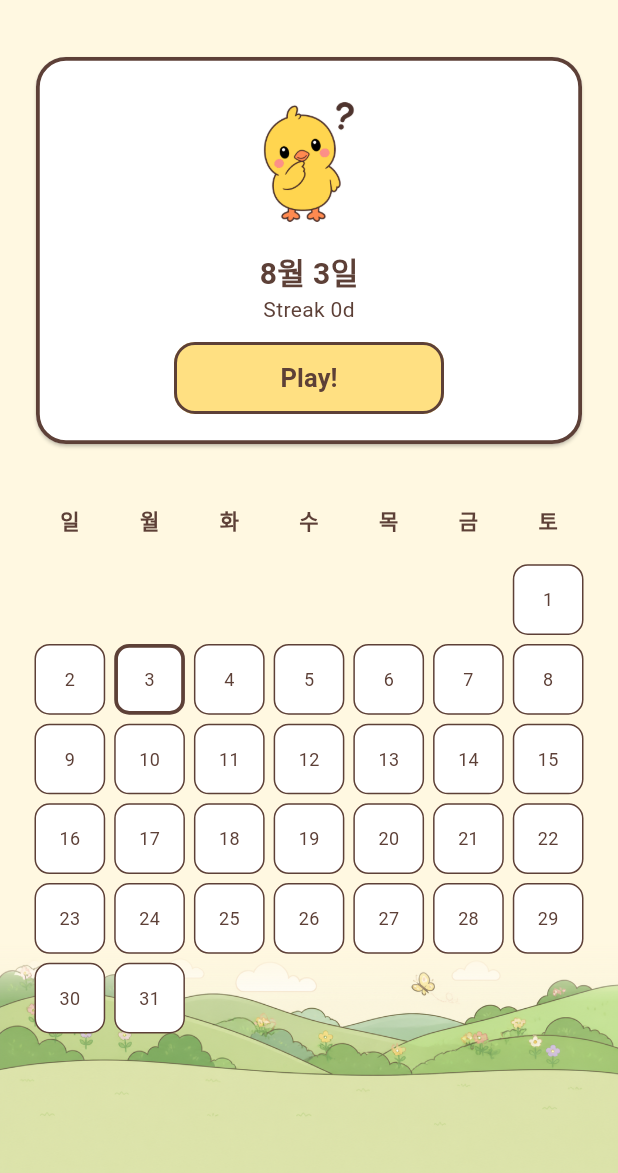
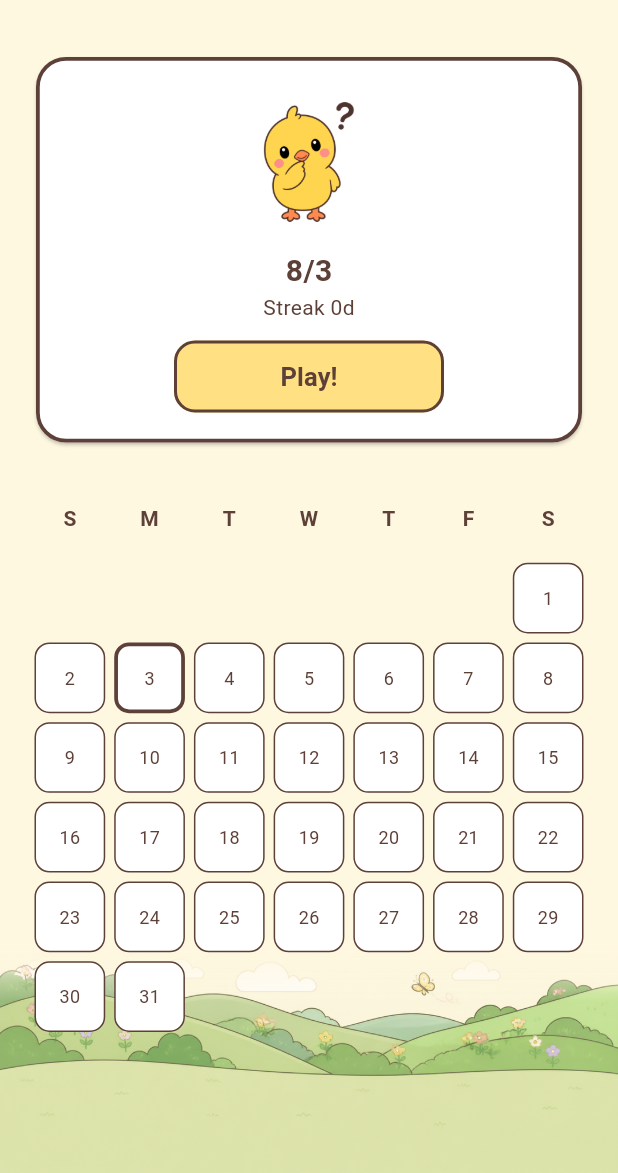
Before and after one commit to Yongminlee2/PiyakPush, a Flutter app: the DailyScreen screen opened directly, on a phone screen of 412 x 824 dp, the part 63-1236 px from its top. Run offline on Flutter 3.47's test engine with Material 3 defaults, Android fonts, the phone set to English and light mode, and no system bars; our stand-ins replace audioplayers, shared_preferences; accounts and stored records are empty; Roboto replaces fonts that are missing (Jua).

Commit message:
출시 점검: 남아 있던 한국어 하드코딩 제거 + 확인용 스위치 숨김
- 데일리 화면의 날짜와 요일이 코드에 한국어로 박혀 있었다
  언어마다 순서도 다르다(8월 4일 / 8/4 / 4.8.) -> 12개 언어로 이관
- 스티커 이름 24개는 툴팁뿐이라 번역 대신 툴팁 제거
- 설정의 '모든 챕터 열기(확인용)'가 배포판에 노출되고 있었다 -> kDebugMode
- 부팅 테스트가 옛 앱 이름을 찾다 실패 -> S 참조로 변경
- i18n_completeness_test.dart 추가: 번역 누락·자리표시자 유실·문구 길이 검사

정적 분석 0, 테스트 179개 통과, 번역 누락 0, 권한 0개

```diff
--- a/lib/ui/screens/daily_screen.dart
+++ b/lib/ui/screens/daily_screen.dart
@@ -102,7 +102,7 @@ class DailyScreen extends StatelessWidget {
                       ),
                       const SizedBox(height: 8),
                       Text(
-                        '${today.month}월 ${today.day}일',
+                        S.date(today.month, today.day),
                         style: const TextStyle(
                           fontSize: 20,
                           fontWeight: FontWeight.bold,
@@ -179,7 +179,7 @@ class DailyScreen extends StatelessWidget {
                 shrinkWrap: true,
                 physics: const NeverScrollableScrollPhysics(),
                 children: [
-                  for (final w in ['일', '월', '화', '수', '목', '금', '토'])
+                  for (final w in S.weekdays)
                     Center(
                       child: Text(
                         w,
--- a/lib/ui/screens/sticker_book_screen.dart
+++ b/lib/ui/screens/sticker_book_screen.dart
@@ -40,9 +40,10 @@ class StickerBookScreen extends StatelessWidget {
               border: Border.all(color: PiyakColors.outline, width: 2),
             ),
             padding: const EdgeInsets.all(6),
+            // 스티커 이름은 한국어로만 있어 다른 언어에서 한글이 튀어나온다.
+            // 24개를 12개 언어로 옮길 값어치가 없어 그림만 보여 준다.
             child: unlocked
-                ? Tooltip(
-                    message: st.name, child: Image.asset(st.asset))
+                ? Image.asset(st.asset)
                 : Column(
                     mainAxisAlignment: MainAxisAlignment.center,
                     children: [
--- a/lib/ui/strings.dart
+++ b/lib/ui/strings.dart
@@ -96,6 +96,13 @@ abstract final class S {
   static String get dailyPlay => _('dailyPlay');
   static String get dailyDone => _('dailyDone');
   static String get dailyChallenge => _('dailyChallenge');
+
+  /// 언어마다 날짜 적는 순서가 다르다 (8월 4일 · 8/4 · 4/8 · 4.8.).
+  static String date(int month, int day) =>
+      _('dateFormat').replaceAll('{m}', '$month').replaceAll('{d}', '$day');
+
+  /// 달력 요일 머리글 7개, 일요일부터.
+  static List<String> get weekdays => _('weekdays').split(',');
   static String get streak => _('streak');
   static String get day => _('day');
 
--- a/lib/ui/strings_data.dart
+++ b/lib/ui/strings_data.dart
@@ -68,6 +68,8 @@ const kStrings = <String, Map<String, String>>{
     'language': '언어',
     'languageSystem': '기기 언어 따르기',
     'dailyTitle': '오늘의 퍼즐',
+    'dateFormat': '{m}월 {d}일',
+    'weekdays': '일,월,화,수,목,금,토',
     'dailyPlay': '도전!',
     'dailyDone': '오늘 퍼즐 완료!',
     'dailyChallenge': '일요일은 도전의 날!',
@@ -131,6 +133,8 @@ const kStrings = <String, Map<String, String>>{
     'language': 'Language',
     'languageSystem': 'Follow device language',
     'dailyTitle': "Today's puzzle",
+    'dateFormat': '{m}/{d}',
+    'weekdays': 'S,M,T,W,T,F,S',
     'dailyPlay': 'Play!',
     'dailyDone': "Today's puzzle done!",
     'dailyChallenge': 'Sunday is challenge day!',
@@ -194,6 +198,8 @@ const kStrings = <String, Map<String, String>>{
     'language': '言語',
     'languageSystem': '端末の言語に合わせる',
     'dailyTitle': '今日のパズル',
+    'dateFormat': '{m}月{d}日',
+    'weekdays': '日,月,火,水,木,金,土',
     'dailyPlay': '挑戦！',
     'dailyDone': '今日のパズル完了！',
     'dailyChallenge': '日曜日はチャレンジの日！',
@@ -257,6 +263,8 @@ const kStrings = <String, Map<String, String>>{
     'language': '语言',
     'languageSystem': '跟随设备语言',
     'dailyTitle': '今日谜题',
+    'dateFormat': '{m}月{d}日',
+    'weekdays': '日,一,二,三,四,五,六',
     'dailyPlay': '挑战！',
     'dailyDone': '今日谜题已完成！',
     'dailyChallenge': '星期日是挑战日！',
@@ -320,6 +328,8 @@ const kStrings = <String, Map<String, String>>{
     'language': 'Idioma',
     'languageSystem': 'Seguir idioma del dispositivo',
     'dailyTitle': 'Puzle de hoy',
+    'dateFormat': '{d}/{m}',
+    'weekdays': 'D,L,M,X,J,V,S',
     'dailyPlay': '¡Jugar!',
     'dailyDone': '¡Puzle de hoy completado!',
     'dailyChallenge': '¡El domingo es día de reto!',
@@ -385,6 +395,8 @@ const kStrings = <String, Map<String, String>>{
     'language': 'Langue',
     'languageSystem': 'Suivre la langue de l\'appareil',
     'dailyTitle': 'Puzzle du jour',
+    'dateFormat': '{d}/{m}',
+    'weekdays': 'D,L,M,M,J,V,S',
     'dailyPlay': 'Jouer !',
     'dailyDone': 'Puzzle du jour terminé !',
     'dailyChallenge': "Le dimanche, c'est le jour du défi !",
@@ -450,6 +462,8 @@ const kStrings = <String, Map<String, String>>{
     'language': 'Sprache',
     'languageSystem': 'Gerätesprache verwenden',
     'dailyTitle': 'Rätsel des Tages',
+    'dateFormat': '{d}.{m}.',
+    'weekdays': 'S,M,D,M,D,F,S',
     'dailyPlay': 'Los!',
     'dailyDone': 'Heutiges Rätsel geschafft!',
     'dailyChallenge': 'Sonntag ist Herausforderungstag!',
@@ -515,6 +529,8 @@ const kStrings = <String, Map<String, String>>{
     'language': 'Idioma',
     'languageSystem': 'Seguir idioma do aparelho',
     'dailyTitle': 'Quebra-cabeça de hoje',
+    'dateFormat': '{d}/{m}',
+    'weekdays': 'D,S,T,Q,Q,S,S',
     'dailyPlay': 'Jogar!',
     'dailyDone': 'Quebra-cabeça de hoje concluído!',
     'dailyChallenge': 'Domingo é dia de desafio!',
@@ -580,6 +596,8 @@ const kStrings = <String, Map<String, String>>{
     'language': 'Язык',
     'languageSystem': 'Как на устройстве',
     'dailyTitle': 'Головоломка дня',
+    'dateFormat': '{d}.{m}',
+    'weekdays': 'Вс,Пн,Вт,Ср,Чт,Пт,Сб',
     'dailyPlay': 'Играть!',
     'dailyDone': 'Головоломка дня пройдена!',
     'dailyChallenge': 'Воскресенье — день испытания!',
@@ -645,6 +663,8 @@ const kStrings = <String, Map<String, String>>{
     'language': 'ภาษา',
     'languageSystem': 'ตามภาษาเครื่อง',
     'dailyTitle': 'ปริศนาวันนี้',
+    'dateFormat': '{d}/{m}',
+    'weekdays': 'อา,จ,อ,พ,พฤ,ศ,ส',
     'dailyPlay': 'ลุย!',
     'dailyDone': 'ผ่านปริศนาวันนี้แล้ว!',
     'dailyChallenge': 'วันอาทิตย์คือวันท้าทาย!',
@@ -710,6 +730,8 @@ const kStrings = <String, Map<String, String>>{
     'language': 'Ngôn ngữ',
     'languageSystem': 'Theo ngôn ngữ máy',
     'dailyTitle': 'Câu đố hôm nay',
+    'dateFormat': '{d}/{m}',
+    'weekdays': 'CN,T2,T3,T4,T5,T6,T7',
     'dailyPlay': 'Chơi!',
     'dailyDone': 'Đã xong câu đố hôm nay!',
     'dailyChallenge': 'Chủ nhật là ngày thử thách!',
@@ -775,6 +797,8 @@ const kStrings = <String, Map<String, String>>{
     'language': 'Bahasa',
     'languageSystem': 'Ikuti bahasa perangkat',
     'dailyTitle': 'Teka-teki hari ini',
+    'dateFormat': '{d}/{m}',
+    'weekdays': 'M,S,S,R,K,J,S',
     'dailyPlay': 'Main!',
     'dailyDone': 'Teka-teki hari ini selesai!',
     'dailyChallenge': 'Minggu adalah hari tantangan!',
```
Also changed, not shown: lib/ui/screens/settings_screen.dart (+9 -5 lines), 3 other files.
